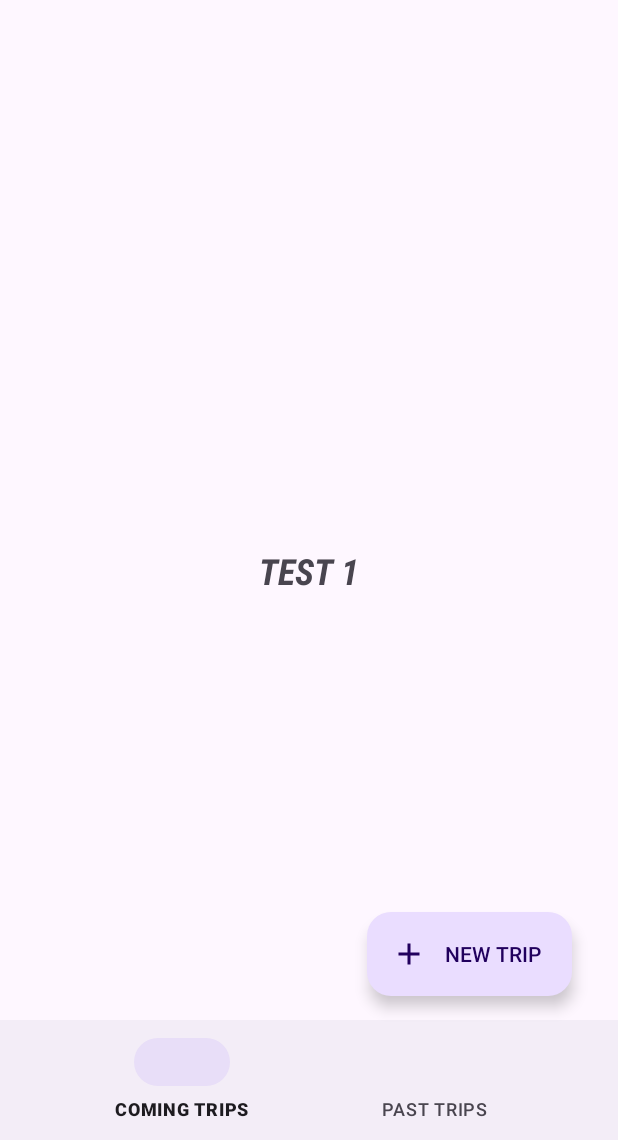
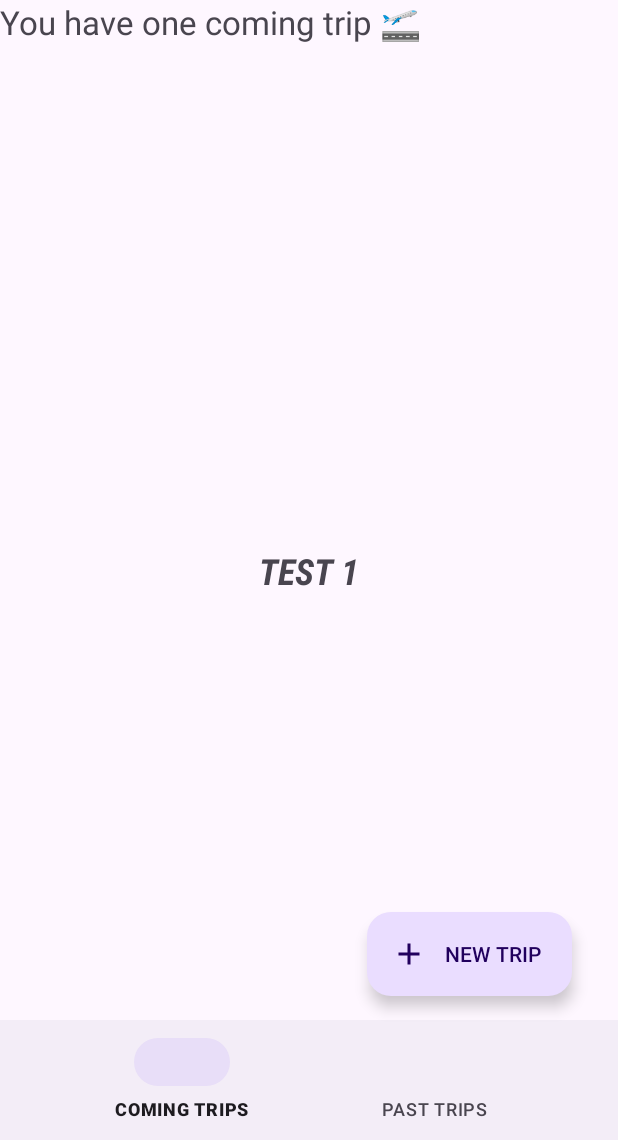
Before and after one commit to AlePucci/one-two-trip, an Android app: the screen it shows after launch (HomeActivity), on a phone screen of 412 x 824 dp, the part 96-1236 px from its top. Run offline under Robolectric (Android 15) with nearby library versions, the phone set to English and light mode, and no system bars; our stand-ins replace navigation-ui.

Commit message:
Mockup data and text display test

```diff
--- a/app/src/main/java/it/unimib/sal/one_two_trip/ui/main/ComingTripsFragment.java
+++ b/app/src/main/java/it/unimib/sal/one_two_trip/ui/main/ComingTripsFragment.java
@@ -2,13 +2,20 @@ package it.unimib.sal.one_two_trip.ui.main;
 
 import android.os.Bundle;
 
+import androidx.constraintlayout.widget.ConstraintLayout;
 import androidx.fragment.app.Fragment;
 
+import android.util.Log;
 import android.view.LayoutInflater;
 import android.view.View;
 import android.view.ViewGroup;
+import android.widget.TextView;
+
+import java.util.HashSet;
+import java.util.Set;
 
 import it.unimib.sal.one_two_trip.R;
+import it.unimib.sal.one_two_trip.model.Trip;
 
 /**
  * A simple {@link Fragment} subclass.
@@ -17,50 +24,56 @@ import it.unimib.sal.one_two_trip.R;
  */
 public class ComingTripsFragment extends Fragment {
 
-    // TODO: Rename parameter arguments, choose names that match
-    // the fragment initialization parameters, e.g. ARG_ITEM_NUMBER
-    private static final String ARG_PARAM1 = "param1";
-    private static final String ARG_PARAM2 = "param2";
+    private static final String TAG = ComingTripsFragment.class.getSimpleName();
 
-    // TODO: Rename and change types of parameters
-    private String mParam1;
-    private String mParam2;
+    private Set<Trip> comingTrips = new HashSet<>();
 
     public ComingTripsFragment() {
         // Required empty public constructor
     }
 
-    /**
-     * Use this factory method to create a new instance of
-     * this fragment using the provided parameters.
-     *
-     * @param param1 Parameter 1.
-     * @param param2 Parameter 2.
-     * @return A new instance of fragment ComingTripsFragment.
-     */
     // TODO: Rename and change types and number of parameters
-    public static ComingTripsFragment newInstance(String param1, String param2) {
-        ComingTripsFragment fragment = new ComingTripsFragment();
-        Bundle args = new Bundle();
-        args.putString(ARG_PARAM1, param1);
-        args.putString(ARG_PARAM2, param2);
-        fragment.setArguments(args);
-        return fragment;
+    public static ComingTripsFragment newInstance() {
+        return new ComingTripsFragment();
     }
 
     @Override
     public void onCreate(Bundle savedInstanceState) {
         super.onCreate(savedInstanceState);
-        if (getArguments() != null) {
-            mParam1 = getArguments().getString(ARG_PARAM1);
-            mParam2 = getArguments().getString(ARG_PARAM2);
-        }
     }
 
     @Override
     public View onCreateView(LayoutInflater inflater, ViewGroup container,
                              Bundle savedInstanceState) {
         // Inflate the layout for this fragment
-        return inflater.inflate(R.layout.fragment_coming_trips, container, false);
+        View rootView = inflater.inflate(R.layout.fragment_coming_trips, container, false);
+
+        ConstraintLayout layout = rootView.findViewById(R.id.fragment_coming_trips_layout);
+
+        for(Trip trip : HomeActivity.trips ){
+            if(!trip.isCompleted()){
+                comingTrips.add(trip);
+            }
+        }
+
+        if(comingTrips.size() != 0){
+            int comingTripsCount = comingTrips.size();
+            TextView comingTripsTitle = new TextView(getContext());
+            if(comingTripsCount == 1){
+                comingTripsTitle.setText(R.string.coming_trips_title_single);
+                Log.d(TAG, "onCreate: " + comingTripsTitle.getText());
+            }
+            else{
+                comingTripsTitle.setText(String.format(getString(R.string.coming_trips_title_multiple), comingTripsCount));
+                Log.d(TAG, "onCreate: " + comingTripsTitle.getText());
+            }
+
+            comingTripsTitle.setTextSize(22);
+            layout.addView(comingTripsTitle, new ViewGroup.LayoutParams(ViewGroup.LayoutParams.MATCH_PARENT, ViewGroup.LayoutParams.WRAP_CONTENT));
+        }
+
+        return rootView;
     }
+
+
 }
--- a/app/src/main/java/it/unimib/sal/one_two_trip/ui/main/HomeActivity.java
+++ b/app/src/main/java/it/unimib/sal/one_two_trip/ui/main/HomeActivity.java
@@ -13,12 +13,23 @@ import android.util.Log;
 
 import com.google.android.material.bottomnavigation.BottomNavigationView;
 
+import java.util.Date;
+
 import it.unimib.sal.one_two_trip.R;
+import it.unimib.sal.one_two_trip.model.Activity;
+import it.unimib.sal.one_two_trip.model.Person;
+import it.unimib.sal.one_two_trip.model.Trip;
 
 public class HomeActivity extends AppCompatActivity {
     private static final String TAG = HomeActivity.class.getSimpleName();
 
+    public static final Person admin = new Person("0","Admin", "Test", "admin@test.com", "password", "1234567890", "none");
+    private static final Trip trip = new Trip("1", "admin@test.com", "TRIP 1", "");
 
+    private static final Person[] participants = {admin};
+    private static final Activity activity_1 = new Activity("1", "LOUVRE", "A", "PARIS", new Date(2022,11,14, 10, 0, 0), participants, false, "1", null, null);
+
+    public static final Trip[] trips = {trip};
     @Override
     protected void onCreate(Bundle savedInstanceState) {
         super.onCreate(savedInstanceState);
@@ -43,9 +54,5 @@ public class HomeActivity extends AppCompatActivity {
         // For the BottomNavigationView
         if(navController != null) NavigationUI.setupWithNavController(bottomNav, navController);
 
-/*
-        Intent intent = getIntent();
-        Log.d(TAG, "Times: " + intent.getIntExtra(EXTRA_BUTTON_PRESSED_COUNTER_KEY, 0));
-        Log.d(TAG, "News: " + intent.getParcelableExtra(EXTRA_NEWS_KEY)); */
     }
 }
--- a/app/src/main/res/layout/fragment_coming_trips.xml
+++ b/app/src/main/res/layout/fragment_coming_trips.xml
@@ -5,7 +5,8 @@
     xmlns:tools="http://schemas.android.com/tools"
     android:layout_width="match_parent"
     android:layout_height="match_parent"
-    tools:context=".ui.main.ComingTripsFragment">
+    tools:context=".ui.main.ComingTripsFragment"
+    android:id="@+id/fragment_coming_trips_layout">
 
     <!-- TODO: Update blank fragment layout -->
     <TextView
--- a/app/src/main/res/values/strings.xml
+++ b/app/src/main/res/values/strings.xml
@@ -4,4 +4,6 @@
     <string name="past_trips">PAST TRIPS</string>
     <string name="new_trip_fab_text">New Trip</string>
     <string name="new_trip_fab_desc">Create a new trip</string>
+    <string name="coming_trips_title_multiple">You have %1$d coming trips 🛫</string>
+    <string name="coming_trips_title_single">You have one coming trip 🛫</string>
 </resources>
```
Also changed, not shown: 1 other file.
